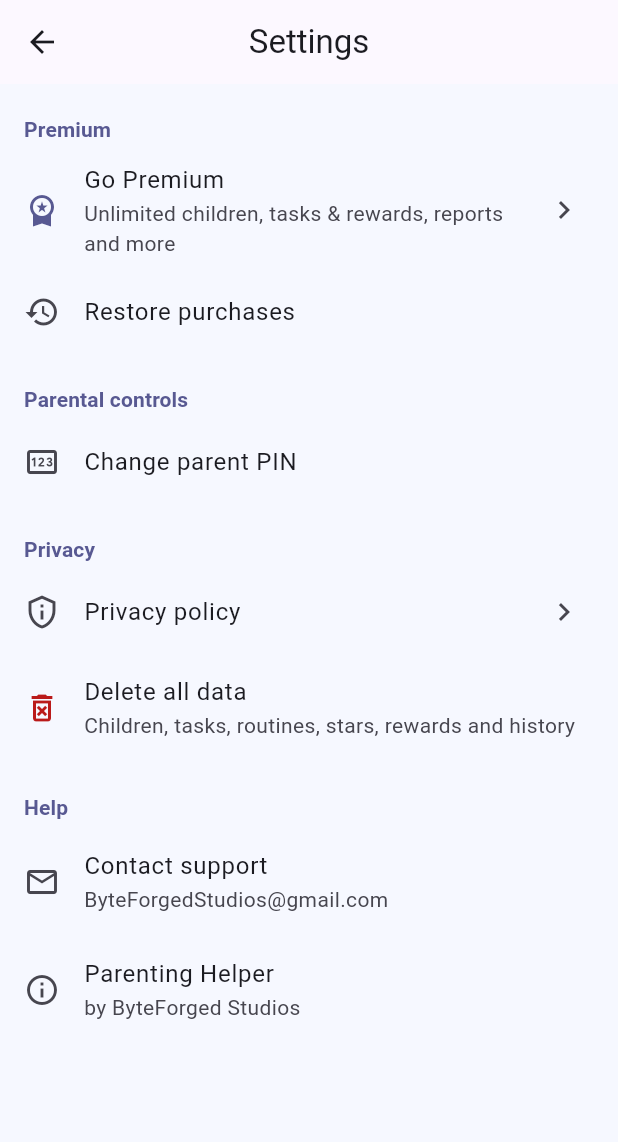
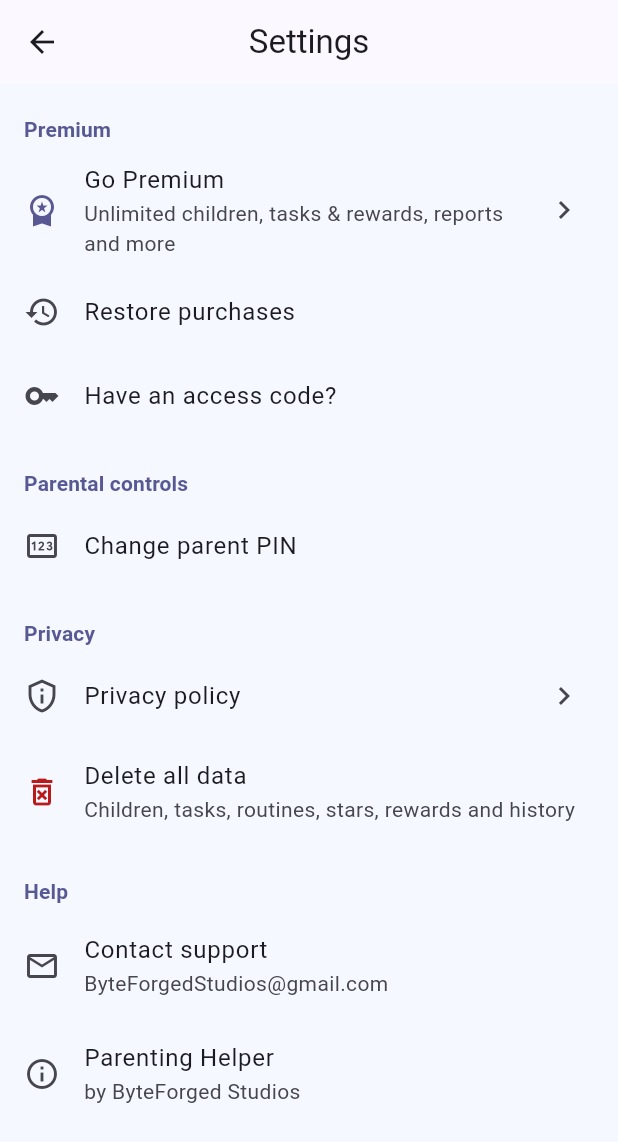
Before and after one commit to byteforgedstudios/parentinghelper, a Flutter app: the SettingsScreen screen opened directly, on a phone screen of 412 x 824 dp. Shown: the top 1142 px of the screen. Run offline on Flutter 3.47's test engine with Material 3 defaults, Android fonts, the phone set to English and light mode, and no system bars; our stand-ins replace in_app_purchase, shared_preferences, sqflite; missing offline and left inert: in_app_purchase_android; accounts and stored records are empty.

Commit message:
Release 1.0.1: reviewer access code, no debug Premium, store assets
- Remove the debug-only "Simulate Premium" switch; Premium now comes
  only from a Google Play subscription
- Add Settings > "Have an access code?" (behind the parent PIN): a code
  unlocks Premium on the device for 30 days, for Google Play reviewers
  and testers who can't buy subscriptions or use free trials. Only the
  code's SHA-256 hash is in the app; the code itself is git-ignored
- Bump version to 1.0.1+2
- Add store assets: 1024x500 feature graphic and four 1080x1920 framed
  phone screenshots
- Play guide: explain Sign-in details and rotating the access code

Co-Authored-By: Claude Opus 5.5 (1M context) <noreply@anthropic.com>

```diff
--- a/lib/screens/settings_screen.dart
+++ b/lib/screens/settings_screen.dart
@@ -1,4 +1,3 @@
-import 'package:flutter/foundation.dart';
 import 'package:flutter/material.dart';
 import 'package:url_launcher/url_launcher.dart';
 
@@ -33,8 +32,11 @@ class SettingsScreen extends StatelessWidget {
               ),
               title: Text(premium.isPremium ? 'Premium active' : 'Go Premium'),
               subtitle: Text(
-                premium.isPremium
+                premium.hasSubscription
                     ? 'Unlimited children, tasks, rewards and reports'
+                    : premium.accessCodeActive
+                    ? 'Access code active until '
+                          '${_formatDate(premium.accessCodeUntil!)}'
                     : 'Unlimited children, tasks & rewards, reports and more',
               ),
               trailing: const Icon(Icons.chevron_right),
@@ -61,7 +63,13 @@ class SettingsScreen extends StatelessWidget {
                 );
               },
             ),
-            if (premium.isPremium)
+            if (!premium.hasSubscription)
+              ListTile(
+                leading: const Icon(Icons.key_outlined),
+                title: const Text('Have an access code?'),
+                onTap: () => _enterAccessCode(context),
+              ),
+            if (premium.hasSubscription)
               ListTile(
                 leading: const Icon(Icons.subscriptions_outlined),
                 title: const Text('Manage subscription'),
@@ -136,20 +144,39 @@ class SettingsScreen extends StatelessWidget {
               subtitle: Text('by $kStudioName'),
             ),
 
-            if (kDebugMode) ...[
-              const _Header('Developer (debug builds only)'),
-              SwitchListTile(
-                secondary: const Icon(Icons.bug_report, color: Colors.orange),
-                title: const Text('Simulate Premium'),
-                subtitle: const Text(
-                  'Test Premium before subscriptions exist in Play Console',
-                ),
-                value: premium.debugSimulatePremium,
-                onChanged: premium.setDebugSimulatePremium,
-              ),
-            ],
             const SizedBox(height: 24),
           ],
+        ),
+      ),
+    );
+  }
+
+  static String _formatDate(DateTime d) => '${d.day}/${d.month}/${d.year}';
+
+  Future<void> _enterAccessCode(BuildContext context) async {
+    if (!await ParentalGate.instance.requireParent(
+          context,
+          reason: 'Enter your PIN to use an access code.',
+        ) ||
+        !context.mounted) {
+      return;
+    }
+
+    final code = await showDialog<String>(
+      context: context,
+      builder: (_) => const _AccessCodeDialog(),
+    );
+    if (code == null || code.trim().isEmpty || !context.mounted) return;
+
+    final premium = PremiumService.instance;
+    final ok = await premium.redeemAccessCode(code);
+    if (!context.mounted) return;
+    ScaffoldMessenger.of(context).showSnackBar(
+      SnackBar(
+        content: Text(
+          ok
+              ? 'Premium unlocked until ${_formatDate(premium.accessCodeUntil!)}.'
+              : "That access code isn't valid.",
         ),
       ),
     );
@@ -225,3 +252,45 @@ class _Header extends StatelessWidget {
     );
   }
 }
+
+/// Asks for an access code. Owns its controller so it's disposed only after
+/// the dialog has fully closed.
+class _AccessCodeDialog extends StatefulWidget {
+  const _AccessCodeDialog();
+
+  @override
+  State<_AccessCodeDialog> createState() => _AccessCodeDialogState();
+}
+
+class _AccessCodeDialogState extends State<_AccessCodeDialog> {
+  final _controller = TextEditingController();
+
+  @override
+  void dispose() {
+    _controller.dispose();
+    super.dispose();
+  }
+
+  @override
+  Widget build(BuildContext context) {
+    return AlertDialog(
+      title: const Text('Access code'),
+      content: TextField(
+        controller: _controller,
+        autofocus: true,
+        textCapitalization: TextCapitalization.characters,
+        decoration: const InputDecoration(hintText: 'PH-XXXX-XXXX-XXXX'),
+      ),
+      actions: [
+        TextButton(
+          onPressed: () => Navigator.pop(context),
+          child: const Text('Cancel'),
+        ),
+        ElevatedButton(
+          onPressed: () => Navigator.pop(context, _controller.text),
+          child: const Text('Redeem'),
+        ),
+      ],
+    );
+  }
+}
--- a/lib/services/premium_service.dart
+++ b/lib/services/premium_service.dart
@@ -1,4 +1,7 @@
 import 'dart:async';
+import 'dart:convert';
+
+import 'package:crypto/crypto.dart';
 
 import 'package:flutter/foundation.dart';
 import 'package:in_app_purchase/in_app_purchase.dart';
@@ -15,6 +18,23 @@ const String kPremiumMonthlyId = 'premium_monthly';
 const String kPremiumYearlyId = 'premium_yearly';
 const Set<String> kPremiumProductIds = {kPremiumMonthlyId, kPremiumYearlyId};
 
+// Access code for Google Play reviewers and testers (they can't buy
+// subscriptions or use free trials). Only the SHA-256 hash of the code is
+// in the app; the code itself is kept outside git. To rotate it, generate a
+// new code, replace this hash and ship an update.
+const String kAccessCodeHash =
+    'c4ec79e4015f40691d8948d991dfb344338bf8ac207c5cce75ab7d9259d94eb6';
+const Duration kAccessCodeDuration = Duration(days: 30);
+
+/// Hash of an access code, ignoring case, spaces and hyphens.
+@visibleForTesting
+String accessCodeHash(String code) {
+  final normalised = code.toUpperCase().replaceAll(RegExp(r'[\s-]'), '');
+  return sha256
+      .convert(utf8.encode('parentinghelper-access:$normalised'))
+      .toString();
+}
+
 // Shown until the store returns localised prices.
 const String kFallbackMonthlyPrice = '\$2.99';
 const String kFallbackYearlyPrice = '\$19.99';
@@ -29,10 +49,10 @@ class PremiumService extends ChangeNotifier {
   static final PremiumService instance = PremiumService._();
 
   static const _premiumKey = 'is_premium';
-  static const _debugPremiumKey = 'debug_simulate_premium';
+  static const _accessUntilKey = 'access_code_until';
 
   bool _hasSubscription = false;
-  bool _debugSimulatePremium = false;
+  DateTime? _accessCodeUntil;
   bool storeAvailable = false;
   bool purchasePending = false;
   String? lastError;
@@ -40,8 +60,25 @@ class PremiumService extends ChangeNotifier {
 
   StreamSubscription<List<PurchaseDetails>>? _purchaseSub;
 
-  bool get isPremium => _hasSubscription || _debugSimulatePremium;
-  bool get debugSimulatePremium => _debugSimulatePremium;
+  /// Premium comes from an active Google Play subscription, or from a
+  /// reviewer/tester access code that hasn't expired.
+  bool get isPremium => _hasSubscription || accessCodeActive;
+
+  bool get hasSubscription => _hasSubscription;
+  DateTime? get accessCodeUntil => accessCodeActive ? _accessCodeUntil : null;
+  bool get accessCodeActive =>
+      _accessCodeUntil != null && DateTime.now().isBefore(_accessCodeUntil!);
+
+  /// Unlocks Premium on this device for [kAccessCodeDuration] if [code]
+  /// matches. Returns whether it did.
+  Future<bool> redeemAccessCode(String code) async {
+    if (accessCodeHash(code) != kAccessCodeHash) return false;
+    _accessCodeUntil = DateTime.now().add(kAccessCodeDuration);
+    final prefs = await SharedPreferences.getInstance();
+    await prefs.setString(_accessUntilKey, _accessCodeUntil!.toIso8601String());
+    notifyListeners();
+    return true;
+  }
 
   String get monthlyPrice =>
       plans[kPremiumMonthlyId]?.recurringPrice ?? kFallbackMonthlyPrice;
@@ -67,8 +104,9 @@ class PremiumService extends ChangeNotifier {
   Future<void> init() async {
     final prefs = await SharedPreferences.getInstance();
     _hasSubscription = prefs.getBool(_premiumKey) ?? false;
-    _debugSimulatePremium =
-        kDebugMode && (prefs.getBool(_debugPremiumKey) ?? false);
+    _accessCodeUntil = DateTime.tryParse(
+      prefs.getString(_accessUntilKey) ?? '',
+    );
     notifyListeners();
 
     try {
@@ -228,16 +266,6 @@ class PremiumService extends ChangeNotifier {
     notifyListeners();
   }
 
-  /// Debug builds only: lets developers test Premium features before the
-  /// subscriptions exist in Play Console.
-  Future<void> setDebugSimulatePremium(bool value) async {
-    if (!kDebugMode) return;
-    _debugSimulatePremium = value;
-    final prefs = await SharedPreferences.getInstance();
-    await prefs.setBool(_debugPremiumKey, value);
-    notifyListeners();
-  }
-
   void _setError(String message) {
     lastError = message;
     notifyListeners();
--- a/pubspec.yaml
+++ b/pubspec.yaml
@@ -16,7 +16,7 @@ publish_to: 'none' # Remove this line if you wish to publish to pub.dev
 # https://developer.apple.com/library/archive/documentation/General/Reference/InfoPlistKeyReference/Articles/CoreFoundationKeys.html
 # In Windows, build-name is used as the major, minor, and patch parts
 # of the product and file versions while build-number is used as the build suffix.
-version: 1.0.0+1
+version: 1.0.1+2
 
 environment:
   sdk: ^3.9.0
```
Also changed, not shown: assets/store/feature_graphic_1024x500.png (added), assets/store/screenshot_1_home.png (added), assets/store/screenshot_2_tasks.png (added), assets/store/screenshot_3_rewards.png (added), assets/store/screenshot_4_reports.png (added), 3 other files.
